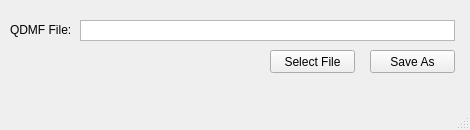
Qt form Form/QdmfConvertWin/QdmfConvertUi.ui (HerbertHe-sq/MyGetLink) before a commit.
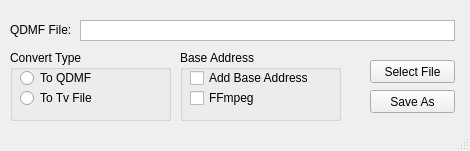
The same form after that commit.

Commit message: 1.增加QDMF与电视文件相互转换。 2.优化代码。

```diff
--- a/Form/QdmfConvertWin/QdmfConvertUi.ui
+++ b/Form/QdmfConvertWin/QdmfConvertUi.ui
@@ -7,7 +7,7 @@
     <x>0</x>
     <y>0</y>
     <width>470</width>
-    <height>130</height>
+    <height>151</height>
    </rect>
   </property>
   <property name="windowTitle">
@@ -47,7 +47,7 @@
     <property name="geometry">
      <rect>
       <x>370</x>
-      <y>50</y>
+      <y>90</y>
       <width>85</width>
       <height>23</height>
      </rect>
@@ -59,8 +59,8 @@
    <widget class="QPushButton" name="btnSelPath">
     <property name="geometry">
      <rect>
-      <x>270</x>
-      <y>50</y>
+      <x>370</x>
+      <y>60</y>
       <width>85</width>
       <height>23</height>
      </rect>
@@ -69,6 +69,84 @@
      <string>Select File</string>
     </property>
    </widget>
+   <widget class="QGroupBox" name="groupBox">
+    <property name="geometry">
+     <rect>
+      <x>10</x>
+      <y>50</y>
+      <width>161</width>
+      <height>71</height>
+     </rect>
+    </property>
+    <property name="title">
+     <string>Convert Type</string>
+    </property>
+    <widget class="QRadioButton" name="rbToQdmf">
+     <property name="geometry">
+      <rect>
+       <x>10</x>
+       <y>20</y>
+       <width>141</width>
+       <height>16</height>
+      </rect>
+     </property>
+     <property name="text">
+      <string>To QDMF</string>
+     </property>
+    </widget>
+    <widget class="QRadioButton" name="rbToTvFile">
+     <property name="geometry">
+      <rect>
+       <x>10</x>
+       <y>40</y>
+       <width>141</width>
+       <height>16</height>
+      </rect>
+     </property>
+     <property name="text">
+      <string>To Tv File</string>
+     </property>
+    </widget>
+   </widget>
+   <widget class="QGroupBox" name="groupBox_2">
+    <property name="geometry">
+     <rect>
+      <x>180</x>
+      <y>50</y>
+      <width>161</width>
+      <height>71</height>
+     </rect>
+    </property>
+    <property name="title">
+     <string>Base Address</string>
+    </property>
+    <widget class="QCheckBox" name="cbAddAddr">
+     <property name="geometry">
+      <rect>
+       <x>10</x>
+       <y>20</y>
+       <width>141</width>
+       <height>16</height>
+      </rect>
+     </property>
+     <property name="text">
+      <string>Add Base Address</string>
+     </property>
+    </widget>
+    <widget class="QCheckBox" name="cbFfmpeg">
+     <property name="geometry">
+      <rect>
+       <x>10</x>
+       <y>40</y>
+       <width>71</width>
+       <height>16</height>
+      </rect>
+     </property>
+     <property name="text">
+      <string>FFmpeg</string>
+     </property>
+    </widget>
+   </widget>
   </widget>
   <widget class="QStatusBar" name="statusBar"/>
  </widget>
```
The commit also changes 26 other files.
